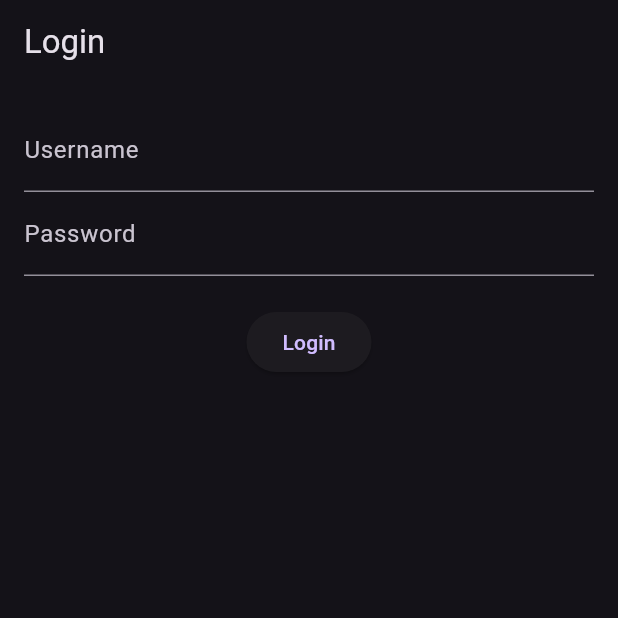
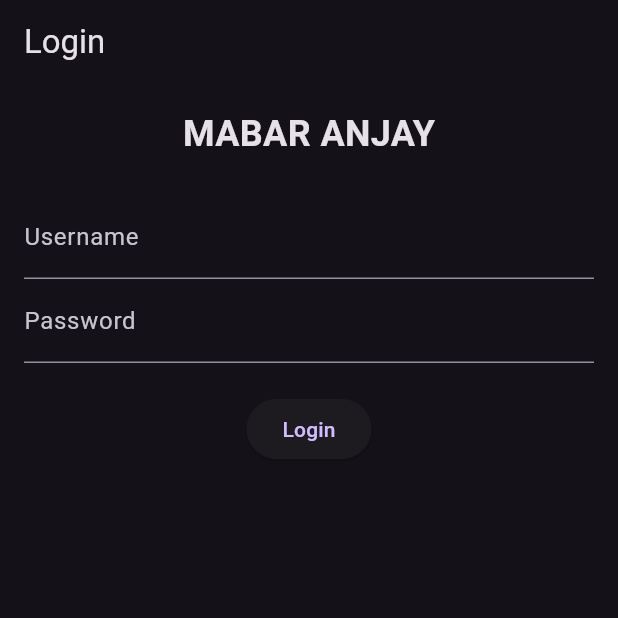
Before and after one commit to UserHan9/PomodoroApp_Front, a Flutter app: the screen it shows after launch, on a phone screen of 412 x 824 dp, the top half of it. Run offline on Flutter 3.47's test engine with Material 3 defaults, Android fonts, the phone set to English and light mode, and no system bars; our stand-ins replace shared_preferences.

Commit message:
feat:add title

```diff
--- a/lib/screens/login_screen.dart
+++ b/lib/screens/login_screen.dart
@@ -59,6 +59,16 @@ class _LoginScreenState extends State<LoginScreen> {
         padding: const EdgeInsets.all(16),
         child: Column(
           children: [
+            const Text(
+              "MABAR ANJAY",
+              style: TextStyle(
+                fontSize: 24,
+                fontWeight: FontWeight.bold
+              ),
+            ),
+
+            const SizedBox(height: 24),
+
             TextField(
               controller: usernameController,
               decoration: const InputDecoration(labelText: "Username"),
```
